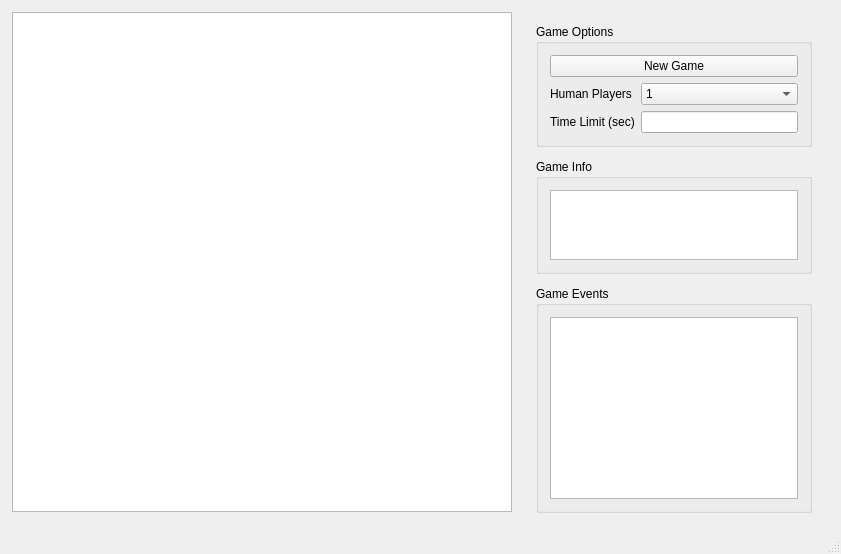
Above: main/mainwindow.ui from fjp/othello_qt before the change. Below: the same form after it.
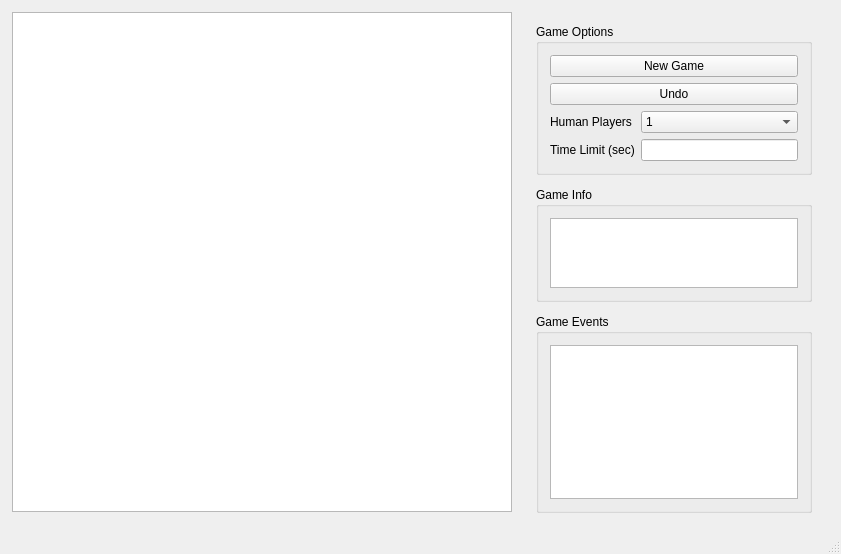
That is the form after the change.

Diff of the .ui file:
```diff
--- a/main/mainwindow.ui
+++ b/main/mainwindow.ui
@@ -125,6 +125,13 @@
           </item>
          </widget>
         </item>
+        <item row="1" column="0" colspan="2">
+         <widget class="QPushButton" name="pushButtonUndo">
+          <property name="text">
+           <string>Undo</string>
+          </property>
+         </widget>
+        </item>
        </layout>
       </widget>
      </item>
```
